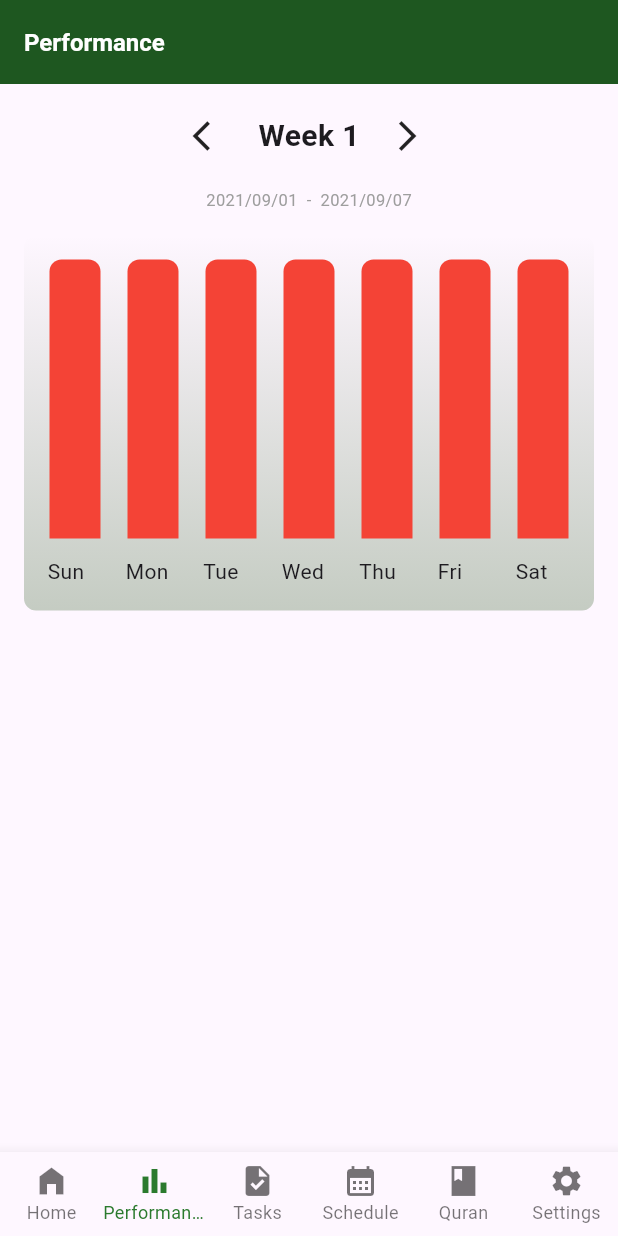
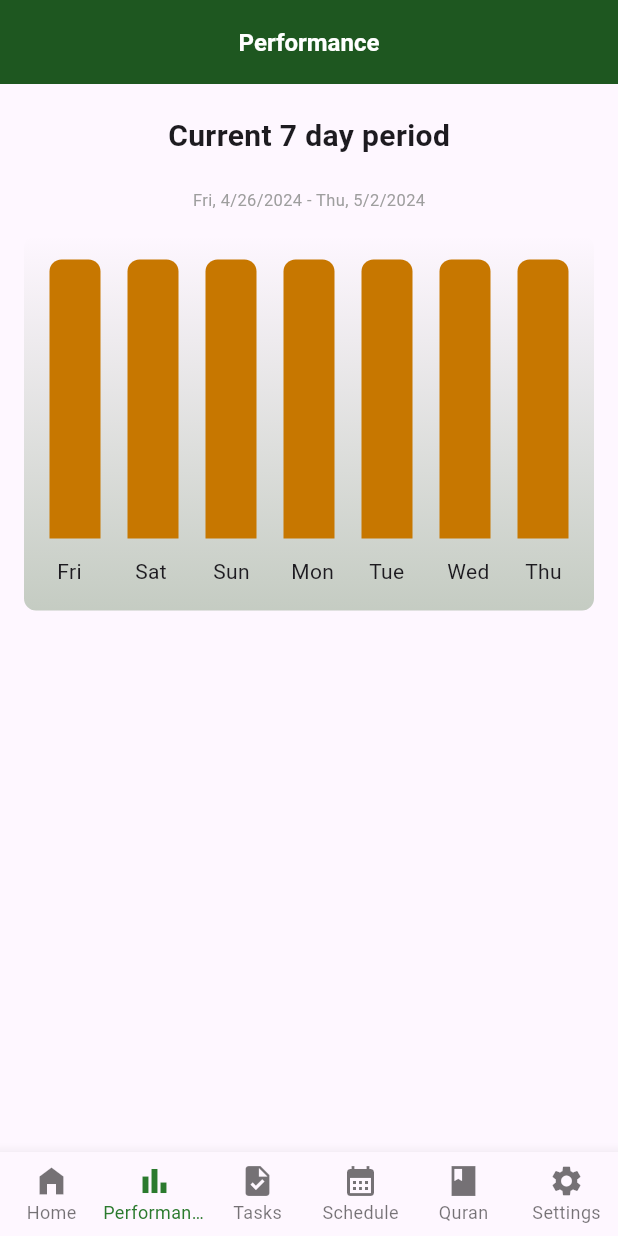
Before and after one commit to Maasmari/Muslim-Guide, a Flutter app: the screen it shows once a user with an empty profile is signed in, item 2 of the bottom bar chosen, on a phone screen of 412 x 824 dp. Run offline on Flutter 3.47's test engine with Material 3 defaults, Android fonts, the phone set to English and light mode, and no system bars; our stand-ins replace adhan, firebase_auth, firebase_core, geolocator, hijri, scrollable_positioned_list and 2 more; accounts and stored records are empty; network calls fail.

Commit message:
Performance screen adjustments
time period now tracked automatically, only tracking last 7 days (including current day). functionality not added yet

```diff
--- a/muslim_guide/lib/Widgets/chart.dart
+++ b/muslim_guide/lib/Widgets/chart.dart
@@ -1,23 +1,34 @@
 import 'package:flutter/material.dart';
 import 'package:muslim_guide/Widgets/chart_bar.dart';
 import 'package:muslim_guide/models/task.dart';
+import 'package:muslim_guide/providers/task_provider.dart';
+import 'package:provider/provider.dart';
+import 'package:intl/intl.dart';
 
-List<Task> getCompletedTasks() {
-  List<Task> completed = [];
-  // for(int i = 0; i < registeredTasks.length; i++){
-  //   if(registeredTasks[i].isCompleted){
-  //     completed.add(registeredTasks[i]);
-  //   }
-  // }
-  return completed;
-}
+final DateFormat formatter = DateFormat.E();
+
+// List<Task> getCompletedTasks() {
+//   List<Task> completed = [];
+//   for(int i = 0; i < registeredTasks.length; i++){
+//     if(registeredTasks[i].isCompleted){
+//       completed.add(registeredTasks[i]);
+//     }
+//    }
+//   return completed;
+// }
 
 class Chart extends StatelessWidget {
   Chart({super.key});
 
-  final List<Task> tasks = [];
-  final List days = [' Sun', ' Mon', ' Tue', ' Wed', ' Thu', ' Fri', ' Sat'];
-  final List<Task> completedtasks = getCompletedTasks();
+  // final List<Task> tasks = [];
+  final List days = [formatter.format(DateTime.now().subtract(const Duration(days: 6))),
+    formatter.format(DateTime.now().subtract(const Duration(days: 5))),
+    formatter.format(DateTime.now().subtract(const Duration(days: 4))),
+    formatter.format(DateTime.now().subtract(const Duration(days: 3))),
+    formatter.format(DateTime.now().subtract(const Duration(days: 2))),
+    formatter.format(DateTime.now().subtract(const Duration(days: 1))),
+    formatter.format(DateTime.now())];
+  // final List<Task> completedtasks = getCompletedTasks();
 
   // double get maxTotalExpense {
   //   double maxTotalExpense = 0;
@@ -33,6 +44,18 @@ class Chart extends StatelessWidget {
 
   @override
   Widget build(BuildContext context) {
+    List<Task> MyTasks = Provider.of<TaskProvider>(context).assignedTasks;
+
+    List<Task> getCompletedTasks() {
+      List<Task> completed = [];
+      for(int i = 0; i < MyTasks.length; i++){
+        if(MyTasks[i].isCompleted){
+          completed.add(MyTasks[i]);
+        }
+      }
+      return completed;
+    }
+
     return Container(
       margin: const EdgeInsets.all(16),
       padding: const EdgeInsets.symmetric(
@@ -63,18 +86,18 @@ class Chart extends StatelessWidget {
                 for (final day in days) // alternative to map()
                   ChartBar(
                     fill: 1,
-                    color: Colors.red,
+                    color: Color.fromARGB(255, 199, 119, 0),
                   )
               ],
             ),
           ),
           const SizedBox(height: 12),
           Row(
-            children: days
-                .map(
+            children:
+            days.map(
                   (day) => Expanded(
                     child: Padding(
-                      padding: const EdgeInsets.symmetric(horizontal: 4),
+                      padding: const EdgeInsets.fromLTRB(14, 0, 4, 0),
                       child: Text(day),
                     ),
                   ),
--- a/muslim_guide/lib/screens/performance_screen.dart
+++ b/muslim_guide/lib/screens/performance_screen.dart
@@ -1,5 +1,8 @@
 import 'package:flutter/material.dart';
 import 'package:muslim_guide/Widgets/chart.dart';
+import 'package:intl/intl.dart';
+
+final DateFormat formatterYMD = DateFormat.yMEd();
 
 class PerformanceScreen extends StatefulWidget {
   @override
@@ -9,33 +12,24 @@ class PerformanceScreen extends StatefulWidget {
 class _PerformanceScreenState extends State<PerformanceScreen> {
   @override
   Widget build(BuildContext context) {
-    int weekNumber = 1;
-    String date = '2021/09/01  -  2021/09/07';
+    String lastdate = formatterYMD.format(DateTime.now());
+    String firstdate = formatterYMD.format(DateTime.now().subtract(const Duration(days: 6)));
 
     return Scaffold(
       appBar: AppBar(
+        centerTitle: true,
         title: Text('Performance', style: TextStyle(color: Colors.white)),
         backgroundColor: const Color.fromARGB(255, 30, 87, 32),
       ),
       body: Center(
         child: Column(
           children: [
-            SizedBox(height: 20),
-            Row(
-              //make in the center
-              mainAxisAlignment: MainAxisAlignment.center,
-              children: [
-                Icon(Icons.arrow_back_ios),
-                SizedBox(width: 20),
-                Text('Week $weekNumber',
+                SizedBox(height: 20,),
+                Text('Current 7 day period',
                     style:
                         TextStyle(fontSize: 20, fontWeight: FontWeight.bold)),
-                SizedBox(width: 20),
-                Icon(Icons.arrow_forward_ios),
-              ],
-            ),
             SizedBox(height: 20),
-            Text(date, style: TextStyle(fontSize: 11, color: Colors.grey)),
+            Text(firstdate + ' - ' + lastdate, style: TextStyle(fontSize: 11, color: Colors.grey)),
             Chart(),
           ],
         ),
--- a/muslim_guide/lib/screens/settings_screen.dart
+++ b/muslim_guide/lib/screens/settings_screen.dart
@@ -55,6 +55,7 @@ class _SettingsScreenState extends State<SettingsScreen> {
   Widget build(BuildContext context) {
     return Scaffold(
       appBar: AppBar(
+        centerTitle: true,
         title: Text('Settings', style: TextStyle(color: Colors.white)),
         backgroundColor: const Color.fromARGB(255, 30, 87, 32),
       ),
```
